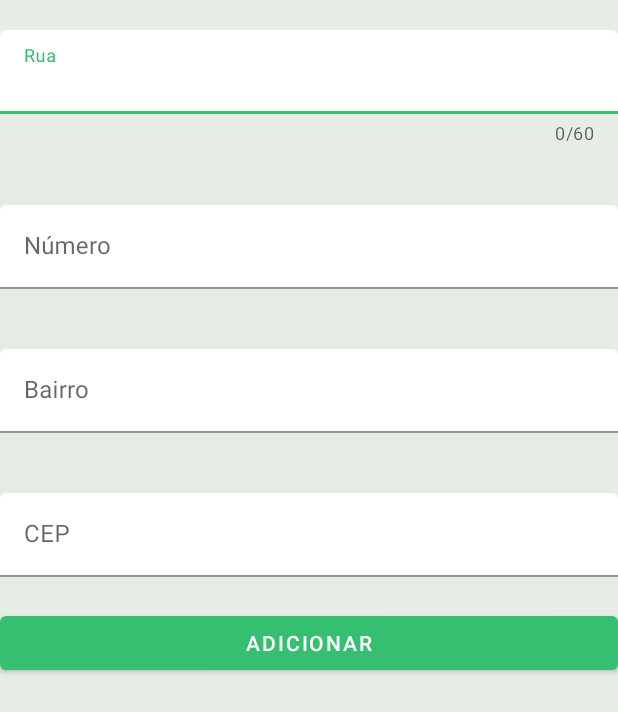
After one commit to thatycosta/secondchallengepw3, an Android app: the layout fragment_add_address.xml on its own in the app's theme, with its tools: preview values and no code run, on a phone screen of 412 x 824 dp. The commit adds this screen. Shown: the top 712 px of the screen. Run offline under Robolectric (Android 15) with nearby library versions, the phone set to English and light mode, and no system bars.

Commit message:
Added First Page

```diff
--- a/app/src/main/java/com/example/butanogas/ui/home/HomeViewModel.java
+++ b/app/src/main/java/com/example/butanogas/ui/home/HomeViewModel.java
@@ -10,7 +10,7 @@ public class HomeViewModel extends ViewModel {
 
     public HomeViewModel() {
         mText = new MutableLiveData<>();
-        mText.setValue("This is home fragment");
+        mText.setValue("ButanoGás");
     }
 
     public LiveData<String> getText() {
--- /dev/null
+++ b/app/src/main/res/layout/fragment_add_address.xml
@@ -0,0 +1,91 @@
+<?xml version="1.0" encoding="utf-8"?>
+
+<LinearLayout xmlns:android="http://schemas.android.com/apk/res/android"
+    xmlns:app="http://schemas.android.com/apk/res-auto"
+    android:id="@+id/layoutLogin"
+    android:background="@color/gray"
+    android:layout_width="match_parent"
+    android:layout_height="match_parent"
+    android:orientation="vertical">
+
+    <com.google.android.material.textfield.TextInputLayout
+        android:layout_width="match_parent"
+        android:layout_height="wrap_content"
+        android:id="@+id/layoutStreet"
+        app:counterEnabled="true"
+        app:counterMaxLength="60"
+        android:layout_marginTop="20dp"
+        android:layout_marginBottom="20dp"
+        >
+        <com.google.android.material.textfield.TextInputEditText
+            android:layout_width="match_parent"
+            android:layout_height="wrap_content"
+            android:id="@+id/street"
+            android:backgroundTint="@color/white"
+            android:hint="@string/street"
+            android:inputType="textPersonName" />
+    </com.google.android.material.textfield.TextInputLayout>
+
+    <com.google.android.material.textfield.TextInputLayout
+        android:layout_width="match_parent"
+        android:layout_height="wrap_content"
+        android:id="@+id/layoutHouseNumber"
+        android:layout_marginTop="20dp"
+        android:layout_marginBottom="20dp"
+        android:maxLength="10"
+        >
+
+        <com.google.android.material.textfield.TextInputEditText
+            android:layout_width="match_parent"
+            android:layout_height="wrap_content"
+            android:id="@+id/houseNumber"
+            android:backgroundTint="@color/white"
+            android:hint="@string/houseNumber"
+            android:inputType="textPersonName" />
+    </com.google.android.material.textfield.TextInputLayout>
+
+    <com.google.android.material.textfield.TextInputLayout
+        android:layout_width="match_parent"
+        android:layout_height="wrap_content"
+        android:id="@+id/layoutDistrict"
+        android:layout_marginTop="20dp"
+        android:layout_marginBottom="20dp"
+        android:maxLength="10"
+        >
+
+        <com.google.android.material.textfield.TextInputEditText
+            android:layout_width="match_parent"
+            android:layout_height="wrap_content"
+            android:id="@+id/district"
+            android:backgroundTint="@color/white"
+            android:hint="@string/district"
+            android:inputType="textPersonName" />
+    </com.google.android.material.textfield.TextInputLayout>
+
+    <com.google.android.material.textfield.TextInputLayout
+        android:layout_width="match_parent"
+        android:layout_height="wrap_content"
+        android:id="@+id/layoutZipCode"
+        android:layout_marginTop="20dp"
+        android:layout_marginBottom="20dp"
+        android:maxLength="10"
+        >
+
+        <com.google.android.material.textfield.TextInputEditText
+            android:layout_width="match_parent"
+            android:layout_height="wrap_content"
+            android:id="@+id/zipCode"
+            android:backgroundTint="@color/white"
+            android:hint="@string/zipCode"
+            android:inputType="textPersonName" />
+    </com.google.android.material.textfield.TextInputLayout>
+
+    <Button
+        android:id="@+id/btnAdd"
+        android:layout_width="match_parent"
+        android:layout_height="wrap_content"
+        android:textColor="@color/white"
+        android:text="@string/btnAdd"
+        />
+
+</LinearLayout>
--- a/app/src/main/res/layout/fragment_home.xml
+++ b/app/src/main/res/layout/fragment_home.xml
@@ -4,7 +4,9 @@
     xmlns:tools="http://schemas.android.com/tools"
     android:layout_width="match_parent"
     android:layout_height="match_parent"
+    android:background="@color/gray"
     tools:context=".ui.home.HomeFragment">
+
 
     <TextView
         android:id="@+id/text_home"
@@ -18,5 +20,16 @@
         app:layout_constraintBottom_toBottomOf="parent"
         app:layout_constraintEnd_toEndOf="parent"
         app:layout_constraintStart_toStartOf="parent"
-        app:layout_constraintTop_toTopOf="parent" />
+        app:layout_constraintTop_toTopOf="parent"
+        android:gravity="center_horizontal" />
+
+    <ImageView
+        android:id="@+id/imageView2"
+        android:layout_width="wrap_content"
+        android:layout_height="wrap_content"
+        app:layout_constraintBottom_toBottomOf="parent"
+        app:layout_constraintEnd_toEndOf="parent"
+        app:layout_constraintStart_toStartOf="parent"
+        app:layout_constraintTop_toTopOf="parent"
+        app:srcCompat="@drawable/ic_butano_gas" />
 </androidx.constraintlayout.widget.ConstraintLayout>
--- a/app/src/main/res/layout/nav_header_main.xml
+++ b/app/src/main/res/layout/nav_header_main.xml
@@ -3,7 +3,7 @@
     xmlns:app="http://schemas.android.com/apk/res-auto"
     android:layout_width="match_parent"
     android:layout_height="@dimen/nav_header_height"
-    android:background="@drawable/side_nav_bar"
+    android:background="@color/gray"
     android:gravity="bottom"
     android:orientation="vertical"
     android:paddingLeft="@dimen/activity_horizontal_margin"
@@ -14,11 +14,11 @@
 
     <ImageView
         android:id="@+id/imageView"
-        android:layout_width="wrap_content"
+        android:layout_width="150dp"
         android:layout_height="wrap_content"
         android:contentDescription="@string/nav_header_desc"
         android:paddingTop="@dimen/nav_header_vertical_spacing"
-        app:srcCompat="@mipmap/ic_launcher_round" />
+        app:srcCompat="@drawable/ic_butano_gas" />
 
     <TextView
         android:layout_width="match_parent"
--- a/app/src/main/res/values/colors.xml
+++ b/app/src/main/res/values/colors.xml
@@ -9,4 +9,5 @@
     <color name="white">#FFFFFFFF</color>
     <color name="yellow">#F7C33E</color>
     <color name="green">#36BF71</color>
+    <color name="gray">#E5EDE6</color>
 </resources>
--- a/app/src/main/res/values/strings.xml
+++ b/app/src/main/res/values/strings.xml
@@ -7,6 +7,15 @@
     <string name="nav_header_desc">Navigation header</string>
     <string name="action_settings">Settings</string>
 
+    <string name="street">Rua</string>
+    <string name="houseNumber">Número</string>
+    <string name="district">Bairro</string>
+    <string name="zipCode">CEP</string>
+    <string name="btnAdd">Adicionar</string>
+    <string name="edit">Editar</string>
+    <string name="exclude">Excluir</string>
+
+
     <string name="menu_home">Home</string>
     <string name="menu_gallery">Gallery</string>
     <string name="menu_slideshow">Slideshow</string>
```
Also changed, not shown: app/src/main/res/drawable-v21/ic_butano_gas.png (added).
